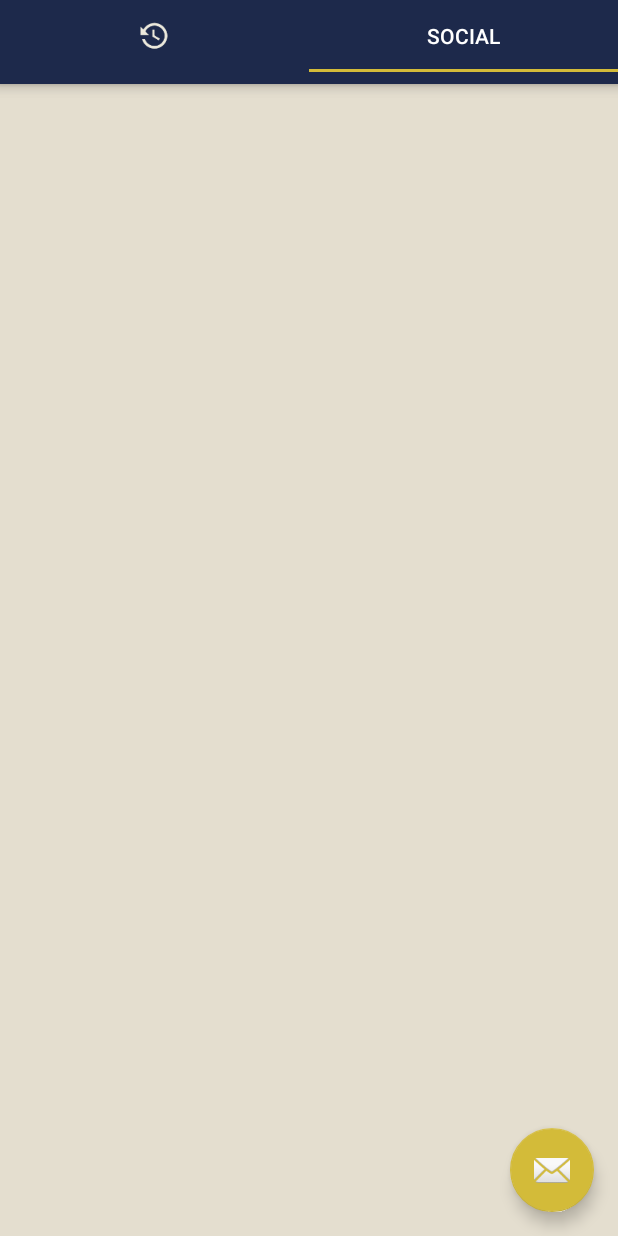
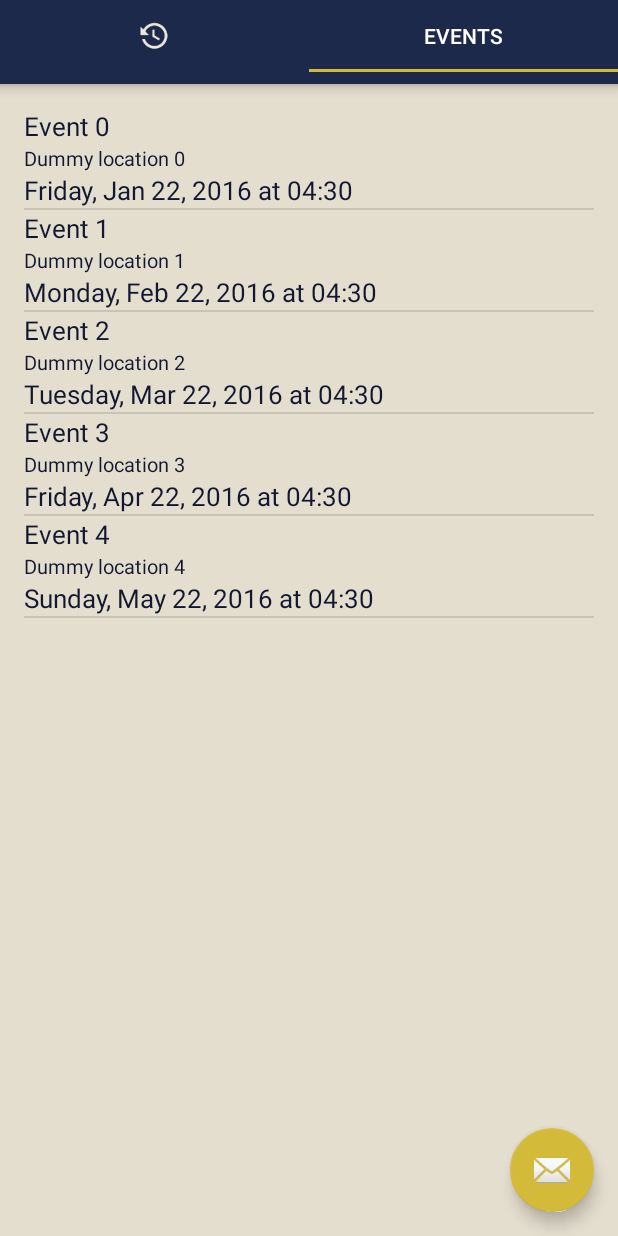
Before and after one commit to Sesquicentennial/Android, an Android app: the screen it shows after launch (MainActivity), tab 2 chosen, on a phone screen of 412 x 824 dp. Run offline under Robolectric (Android 15) with nearby library versions, the phone set to English and light mode, and no system bars; our stand-ins replace Volley; 2 statements that could not run were skipped.

Commit message:
added basic listview with custom adapter to display events

```diff
--- /dev/null
+++ b/app/src/main/java/carleton150/edu/carleton/carleton150/Adapters/EventsListAdapter.java
@@ -0,0 +1,89 @@
+package carleton150.edu.carleton.carleton150.Adapters;
+
+import android.content.Context;
+import android.view.LayoutInflater;
+import android.view.View;
+import android.view.ViewGroup;
+import android.widget.BaseAdapter;
+import android.widget.ListAdapter;
+import android.widget.TextView;
+
+import java.util.List;
+
+import carleton150.edu.carleton.carleton150.POJO.Event;
+import carleton150.edu.carleton.carleton150.R;
+
+/**
+ * Created by haleyhinze on 1/10/16.
+ */
+public class EventsListAdapter extends BaseAdapter {
+
+    private List<Event> events;
+    private Context context;
+    private ViewHolder activeHolder = null;
+
+    static class ViewHolder{
+        TextView txtTitle;
+        TextView txtLocation;
+        TextView txtDate;
+        TextView txtDescription;
+    }
+
+    public EventsListAdapter(List<Event> events, Context context){
+        this.events = events;
+        this.context = context;
+    }
+
+
+    @Override
+    public int getCount() {
+        return events.size();
+    }
+
+    @Override
+    public Object getItem(int position) {
+        return events.get(position);
+    }
+
+    @Override
+    public long getItemId(int position) {
+        return position;
+    }
+
+    @Override
+    public View getView(int position, View convertView, ViewGroup parent) {
+        View v = convertView;
+        LayoutInflater mInflater;
+        if(convertView == null){
+            mInflater = LayoutInflater.from(context);
+            v = mInflater.inflate(R.layout.list_item_event, null);
+            ViewHolder holder = new ViewHolder();
+            holder.txtTitle = (TextView) v.findViewById(R.id.txt_title);
+            holder.txtLocation = (TextView) v.findViewById(R.id.txt_location);
+            holder.txtDate = (TextView) v.findViewById(R.id.txt_date);
+            holder.txtDescription = (TextView) v.findViewById(R.id.txt_description);
+            v.setTag(holder);
+        }
+
+        final Event event = events.get(position);
+        final ViewHolder holder = (ViewHolder) v.getTag();
+        if(event != null){
+            holder.txtTitle.setText(event.getTitle());
+            holder.txtDate.setText(event.getFormattedDate());
+            holder.txtLocation.setText(event.getLocation());
+            holder.txtDescription.setText(event.getDescription());
+        }
+        v.setOnClickListener(new View.OnClickListener() {
+            @Override
+            public void onClick(View v) {
+                if(activeHolder != null) {
+                    activeHolder.txtDescription.setVisibility(View.GONE);
+                }
+                holder.txtDescription.setVisibility(View.VISIBLE);
+                activeHolder = holder;
+            }
+        });
+
+        return v;
+    }
+}
--- a/app/src/main/java/carleton150/edu/carleton/carleton150/MainActivity.java
+++ b/app/src/main/java/carleton150/edu/carleton/carleton150/MainActivity.java
@@ -122,7 +122,7 @@ public class MainActivity extends AppCompatActivity implements GoogleApiClient.C
 
         TabLayout tabLayout = (TabLayout) findViewById(R.id.tab_layout);
         tabLayout.addTab(tabLayout.newTab().setIcon(R.drawable.ic_action_history));
-        tabLayout.addTab(tabLayout.newTab().setText("Social"));
+        tabLayout.addTab(tabLayout.newTab().setText("Events"));
         tabLayout.setTabGravity(TabLayout.GRAVITY_FILL);
         final ViewPager viewPager = (ViewPager) findViewById(R.id.pager);
         adapter = new MyFragmentPagerAdapter
--- a/app/src/main/java/carleton150/edu/carleton/carleton150/MainFragments/SocialFragment.java
+++ b/app/src/main/java/carleton150/edu/carleton/carleton150/MainFragments/EventsFragment.java
@@ -1,13 +1,23 @@
 package carleton150.edu.carleton.carleton150.MainFragments;
 
 import android.app.Activity;
+import android.app.ListFragment;
 import android.net.Uri;
 import android.os.Bundle;
 import android.support.v4.app.Fragment;
 import android.view.LayoutInflater;
 import android.view.View;
 import android.view.ViewGroup;
+import android.widget.ArrayAdapter;
+import android.widget.ListView;
 
+import java.util.ArrayList;
+import java.util.Calendar;
+import java.util.Date;
+import java.util.GregorianCalendar;
+
+import carleton150.edu.carleton.carleton150.Adapters.EventsListAdapter;
+import carleton150.edu.carleton.carleton150.POJO.Event;
 import carleton150.edu.carleton.carleton150.R;
 
 /**
@@ -18,12 +28,12 @@ import carleton150.edu.carleton.carleton150.R;
  *
  * A simple {@link Fragment} subclass.
  * Activities that contain this fragment must implement the
- * {@link SocialFragment.OnFragmentInteractionListener} interface
+ * {@link EventsFragment.OnFragmentInteractionListener} interface
  * to handle interaction events.
- * Use the {@link SocialFragment#newInstance} factory method to
+ * Use the {@link EventsFragment#newInstance} factory method to
  * create an instance of this fragment.
  */
-public class SocialFragment extends MainFragment {
+public class EventsFragment extends MainFragment {
     // TODO: Rename parameter arguments, choose names that match
     // the fragment initialization parameters, e.g. ARG_ITEM_NUMBER
     private static final String ARG_PARAM1 = "param1";
@@ -34,6 +44,9 @@ public class SocialFragment extends MainFragment {
     private String mParam2;
 
     private OnFragmentInteractionListener mListener;
+    private ListView eventsListView;
+    private ArrayList<Event> events = new ArrayList<>();
+    private EventsListAdapter eventsListAdapter;
 
     /**
      * Use this factory method to create a new instance of
@@ -44,8 +57,8 @@ public class SocialFragment extends MainFragment {
      * @return A new instance of fragment SocialFragment.
      */
     // TODO: Rename and change types and number of parameters
-    public static SocialFragment newInstance(String param1, String param2) {
-        SocialFragment fragment = new SocialFragment();
+    public static EventsFragment newInstance(String param1, String param2) {
+        EventsFragment fragment = new EventsFragment();
         Bundle args = new Bundle();
         args.putString(ARG_PARAM1, param1);
         args.putString(ARG_PARAM2, param2);
@@ -53,7 +66,7 @@ public class SocialFragment extends MainFragment {
         return fragment;
     }
 
-    public SocialFragment() {
+    public EventsFragment() {
         // Required empty public constructor
     }
 
@@ -70,7 +83,14 @@ public class SocialFragment extends MainFragment {
     public View onCreateView(LayoutInflater inflater, ViewGroup container,
                              Bundle savedInstanceState) {
         // Inflate the layout for this fragment
-        return inflater.inflate(R.layout.fragment_social, container, false);
+        View v = inflater.inflate(R.layout.fragment_events, container, false);
+        eventsListView = (ListView) v.findViewById(R.id.lst_events);
+
+        makeDummyEvents();
+        eventsListAdapter = new EventsListAdapter(events, getActivity().getApplicationContext());
+        eventsListView.setAdapter(eventsListAdapter);
+
+        return v;
     }
 
     // TODO: Rename method, update argument and hook method into UI event
@@ -107,4 +127,23 @@ public class SocialFragment extends MainFragment {
         public void onFragmentInteraction(Uri uri);
     }
 
+    /**
+     * makes a dummy event list for use before we are loading events
+     * from server
+     */
+    private void makeDummyEvents(){
+        for (int i = 0; i<5; i++) {
+            Event event1 = new Event();
+            event1.setTitle("Event " + i);
+            event1.setDescription("Dummy event description " + i);
+            Date d = null;
+            Calendar cal = GregorianCalendar.getInstance();
+            cal.set(2016, i, 22, 4, 30);
+            d = cal.getTime();
+            event1.setDate(d);
+            event1.setLocation("Dummy location " + i);
+            events.add(event1);
+        }
+    }
+
 }
--- a/app/src/main/java/carleton150/edu/carleton/carleton150/MainFragments/MyFragmentPagerAdapter.java
+++ b/app/src/main/java/carleton150/edu/carleton/carleton150/MainFragments/MyFragmentPagerAdapter.java
@@ -26,7 +26,7 @@ public class MyFragmentPagerAdapter extends FragmentStatePagerAdapter {
                 HistoryFragment tab1 = new HistoryFragment();
                 return tab1;
             case 1:
-                SocialFragment tab2 = new SocialFragment();
+                EventsFragment tab2 = new EventsFragment();
                 return tab2;
             default:
                 return null;
--- /dev/null
+++ b/app/src/main/java/carleton150/edu/carleton/carleton150/POJO/Event.java
@@ -0,0 +1,69 @@
+package carleton150.edu.carleton.carleton150.POJO;
+
+import java.sql.Time;
+import java.util.Calendar;
+import java.util.Date;
+
+/**
+ * Created by haleyhinze on 1/10/16.
+ */
+public class Event {
+
+    private Date date;
+    private String title;
+    private String description;
+    private String location;
+    private Time time;
+
+    public Date getDate() {
+        return date;
+    }
+
+    public String getFormattedDate(){
+        String dayOfTheWeek = (String) android.text.format.DateFormat.format("EEEE", date);
+        String stringMonth = (String) android.text.format.DateFormat.format("MMM", date);
+        String year = (String) android.text.format.DateFormat.format("yyyy", date);
+        String day = (String) android.text.format.DateFormat.format("dd", date);
+        String hours = (String) android.text.format.DateFormat.format("HH", date);
+        String minutes = (String) android.text.format.DateFormat.format("mm", date);
+
+        String date = dayOfTheWeek + ", " + stringMonth + " " + day + ", " + year + " at " + hours + ":" + minutes;
+        return date;
+    }
+
+    public void setDate(Date date) {
+        this.date = date;
+    }
+
+    public String getTitle() {
+        return title;
+    }
+
+    public void setTitle(String title) {
+        this.title = title;
+    }
+
+    public String getDescription() {
+        return description;
+    }
+
+    public void setDescription(String description) {
+        this.description = description;
+    }
+
+    public String getLocation() {
+        return location;
+    }
+
+    public void setLocation(String location) {
+        this.location = location;
+    }
+
+    public Time getTime() {
+        return time;
+    }
+
+    public void setTime(Time time) {
+        this.time = time;
+    }
+}
--- a/app/src/main/res/layout/fragment_social.xml
+++ b/app/src/main/res/layout/fragment_events.xml
@@ -1,10 +1,14 @@
 <FrameLayout xmlns:android="http://schemas.android.com/apk/res/android"
     xmlns:tools="http://schemas.android.com/tools" android:layout_width="match_parent"
     android:layout_height="match_parent"
+    android:paddingTop="?attr/actionBarSize"
     tools:context="carleton150.edu.carleton.carleton1502.mainActivityFragments.SocialFragment">
 
-    <!-- TODO: Update blank fragment layout -->
-    <TextView android:layout_width="match_parent" android:layout_height="match_parent"
-        android:text="@string/hello_blank_fragment" />
+   <ListView
+       android:id="@+id/lst_events"
+       android:layout_width="match_parent"
+       android:layout_height="match_parent"
+       android:padding="16dp"
+       android:textIsSelectable="true" />
 
 </FrameLayout>
--- /dev/null
+++ b/app/src/main/res/layout/list_item_event.xml
@@ -0,0 +1,40 @@
+<?xml version="1.0" encoding="utf-8"?>
+<LinearLayout xmlns:android="http://schemas.android.com/apk/res/android"
+    android:orientation="vertical" android:layout_width="match_parent"
+    android:layout_height="match_parent">
+
+    <TextView
+        android:id="@+id/txt_title"
+        android:layout_width="wrap_content"
+        android:layout_gravity="left"
+        android:textSize="17sp"
+        android:layout_height="wrap_content"
+        android:textColor="@color/darkAccent"
+        android:text="description"/>
+
+
+    <TextView
+        android:id="@+id/txt_location"
+        android:layout_width="wrap_content"
+        android:layout_height="wrap_content"
+        android:textSize="13sp"
+        android:textColor="@color/darkAccent"
+        android:text="Full Description" />
+
+    <TextView
+        android:id="@+id/txt_date"
+        android:layout_width="match_parent"
+        android:layout_height="wrap_content"
+        android:textSize="17sp"
+        android:textColor="@color/darkAccent"
+        android:text="Sides" />
+
+    <TextView
+        android:id="@+id/txt_description"
+        android:layout_width="match_parent"
+        android:layout_height="wrap_content"
+        android:textColor="@color/darkAccent"
+        android:text="Description"
+        android:visibility="gone"/>
+
+</LinearLayout>
```
